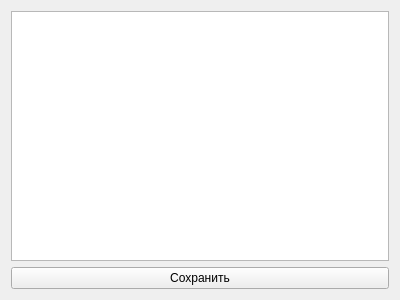
This is SubjectSchedule.ui in sarum9in/Schedule as Qt 5 draws it before an edit. The edited form follows.
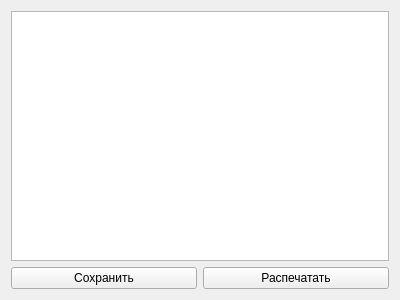
This is the edited form.

Commit message: SubjectSchedule: dirty printing implementation was recovered.

Patch:
```diff
--- a/SubjectSchedule.ui
+++ b/SubjectSchedule.ui
@@ -11,9 +11,6 @@
    </rect>
   </property>
   <layout class="QGridLayout" name="gridLayout">
-   <item row="0" column="0">
-    <widget class="QTableWidget" name="scheduleTable"/>
-   </item>
    <item row="1" column="0">
     <widget class="QPushButton" name="saveButton">
      <property name="text">
@@ -21,6 +18,16 @@
      </property>
     </widget>
    </item>
+   <item row="1" column="1">
+    <widget class="QPushButton" name="printButton">
+     <property name="text">
+      <string>Распечатать</string>
+     </property>
+    </widget>
+   </item>
+   <item row="0" column="0" colspan="2">
+    <widget class="QTableWidget" name="scheduleTable"/>
+   </item>
   </layout>
  </widget>
  <resources/>
```
Left out of the diff: 17 changed lines with no effect on the pictures. The commit also changes 2 other files.
